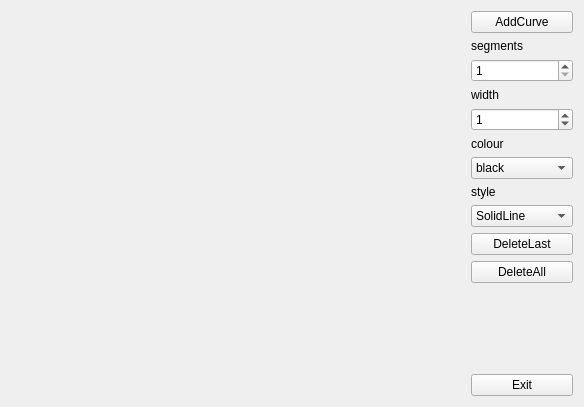
Siterina/ComputerGraphics_7_8, file curve.ui: the form before one commit.
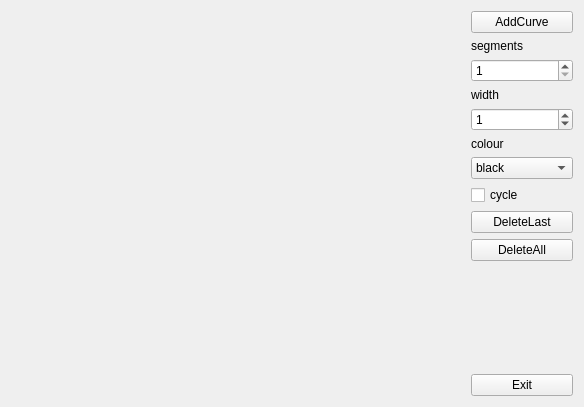
The form after the commit.

```diff
--- a/curve.ui
+++ b/curve.ui
@@ -29,20 +29,20 @@
    </item>
    <item>
     <layout class="QGridLayout" name="gridLayout">
-     <item row="11" column="0">
+     <item row="8" column="0">
+      <widget class="QCheckBox" name="cycleBox">
+       <property name="text">
+        <string>cycle</string>
+       </property>
+      </widget>
+     </item>
+     <item row="9" column="0">
       <widget class="QPushButton" name="delete_last">
        <property name="text">
         <string>DeleteLast</string>
        </property>
       </widget>
      </item>
-     <item row="8" column="0">
-      <widget class="QLabel" name="label_4">
-       <property name="text">
-        <string>style</string>
-       </property>
-      </widget>
-     </item>
      <item row="1" column="0">
       <widget class="QLabel" name="label">
        <property name="text">
@@ -81,7 +81,7 @@
        </property>
       </widget>
      </item>
-     <item row="13" column="0">
+     <item row="11" column="0">
       <spacer name="verticalSpacer">
        <property name="orientation">
         <enum>Qt::Vertical</enum>
@@ -111,7 +111,7 @@
        </property>
       </widget>
      </item>
-     <item row="12" column="0">
+     <item row="10" column="0">
       <widget class="QPushButton" name="delete_all">
        <property name="text">
         <string>DeleteAll</string>
@@ -152,30 +152,6 @@
        </item>
       </widget>
      </item>
-     <item row="9" column="0">
-      <widget class="QComboBox" name="style_change">
-       <item>
-        <property name="text">
-         <string>SolidLine</string>
-        </property>
-       </item>
-       <item>
-        <property name="text">
-         <string>DashLine</string>
-        </property>
-       </item>
-       <item>
-        <property name="text">
-         <string>DotLine</string>
-        </property>
-       </item>
-       <item>
-        <property name="text">
-         <string>DashDotLine</string>
-        </property>
-       </item>
-      </widget>
-     </item>
     </layout>
    </item>
   </layout>
```
Left out of the diff: 2 changed lines with no effect on the pictures.
